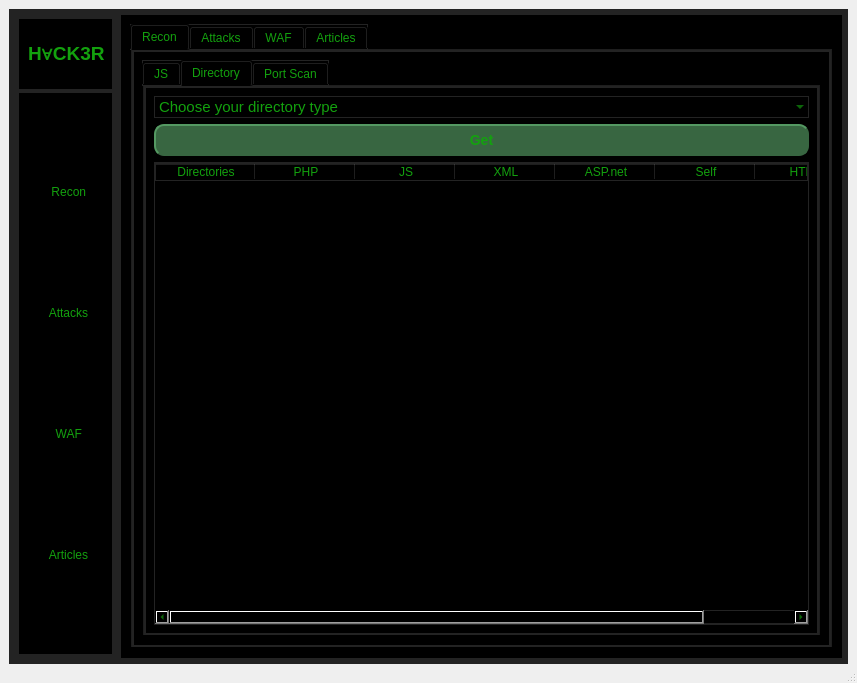
First picture: the form in GUI/app.ui, repository Graduti0n-Pr0ject/pen-testing-Program, before the edit.
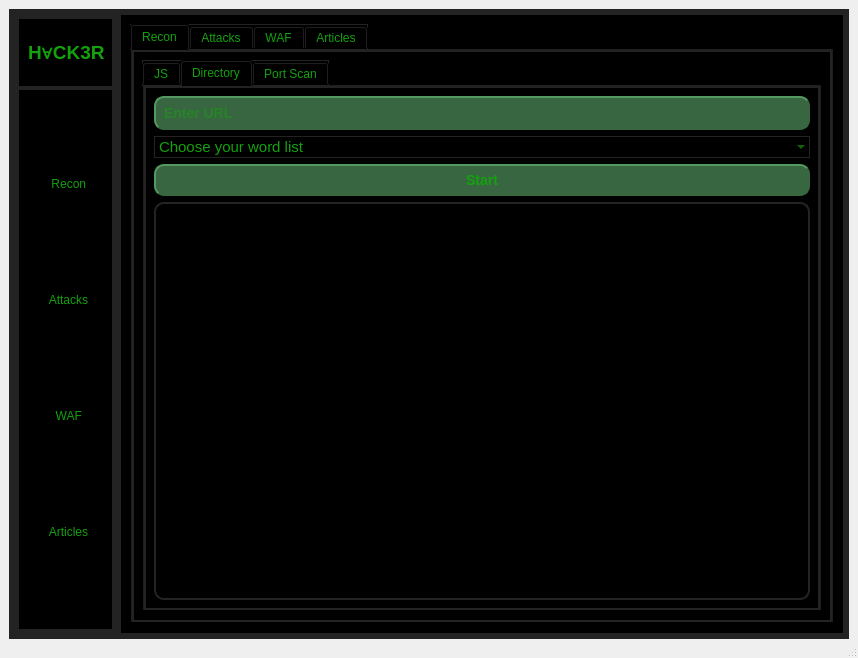
Second picture: the form after the edit. The open tabs and pages were chosen to show the change. Icons and pictures are not drawn.

Patch:
```diff
--- a/GUI/app.ui
+++ b/GUI/app.ui
@@ -6,8 +6,8 @@
    <rect>
     <x>0</x>
     <y>0</y>
-    <width>857</width>
-    <height>683</height>
+    <width>858</width>
+    <height>658</height>
    </rect>
   </property>
   <property name="windowTitle">
@@ -350,7 +350,7 @@
               <string>Recon</string>
              </attribute>
              <layout class="QGridLayout" name="gridLayout_2">
-              <item row="0" column="0">
+              <item row="0" column="1">
                <widget class="QTabWidget" name="ReconTabs">
                 <property name="layoutDirection">
                  <enum>Qt::LeftToRight</enum>
@@ -456,6 +456,23 @@
                   <string>Directory</string>
                  </attribute>
                  <layout class="QVBoxLayout" name="verticalLayout">
+                  <item>
+                   <widget class="QLineEdit" name="lineEdit2">
+                    <property name="styleSheet">
+                     <string notr="true">background-color: rgb(56, 102, 65);
+border-style: outset;
+border-width: 2px;
+border-radius: 10px;
+border-color: rgb(56, 102, 65);
+font: bold 14px;
+min-width: 10em;
+padding: 6px;</string>
+                    </property>
+                    <property name="placeholderText">
+                     <string>Enter URL</string>
+                    </property>
+                   </widget>
+                  </item>
                   <item>
                    <widget class="QComboBox" name="comboBox">
                     <property name="styleSheet">
@@ -463,7 +480,7 @@
                     </property>
                     <item>
                      <property name="text">
-                      <string>Choose your directory type</string>
+                      <string>Choose your word list</string>
                      </property>
                     </item>
                     <item>
@@ -516,59 +533,22 @@
 padding: 6px;</string>
                     </property>
                     <property name="text">
-                     <string>Get</string>
+                     <string>Start</string>
                     </property>
                    </widget>
                   </item>
                   <item>
-                   <widget class="QTableWidget" name="tableWidget">
+                   <widget class="QListWidget" name="listWidget_2">
                     <property name="styleSheet">
-                     <string notr="true">background-attachment: scroll;</string>
+                     <string notr="true">background-color: black;
+color:rgb(19, 161, 14);
+background-attachment: scroll;
+border-width: 2px;
+border-radius: 10px;
+font: bold 14px;
+min-width: 10em;
+padding: 6px;</string>
                     </property>
-                    <property name="gridStyle">
-                     <enum>Qt::DotLine</enum>
-                    </property>
-                    <property name="rowCount">
-                     <number>0</number>
-                    </property>
-                    <attribute name="horizontalHeaderCascadingSectionResizes">
-                     <bool>false</bool>
-                    </attribute>
-                    <column>
-                     <property name="text">
-                      <string>Directories</string>
-                     </property>
-                    </column>
-                    <column>
-                     <property name="text">
-                      <string>PHP</string>
-                     </property>
-                    </column>
-                    <column>
-                     <property name="text">
-                      <string>JS</string>
-                     </property>
-                    </column>
-                    <column>
-                     <property name="text">
-                      <string>XML</string>
-                     </property>
-                    </column>
-                    <column>
-                     <property name="text">
-                      <string>ASP.net</string>
-                     </property>
-                    </column>
-                    <column>
-                     <property name="text">
-                      <string>Self</string>
-                     </property>
-                    </column>
-                    <column>
-                     <property name="text">
-                      <string>HTML</string>
-                     </property>
-                    </column>
                    </widget>
                   </item>
                  </layout>
```
Left out of the diff: 44 changed lines with no effect on the pictures.
